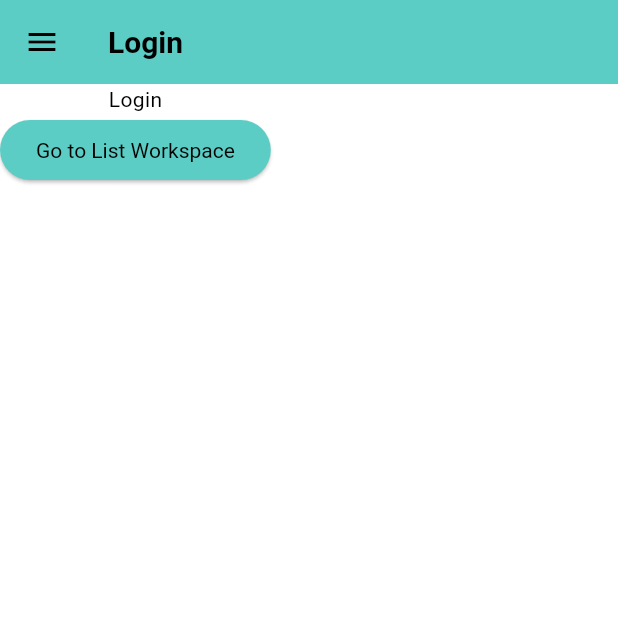
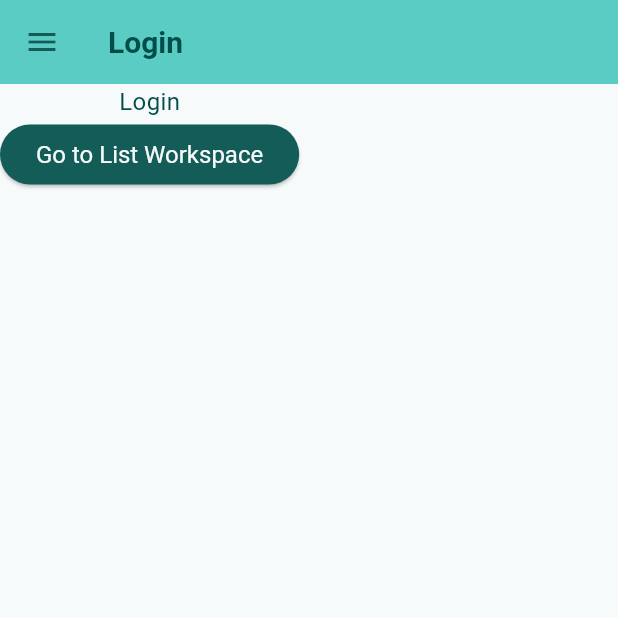
Before and after one commit to Emmanueloz/frontend_water_quality, a Flutter app: the screen it shows after launch, after a tap on "Go to List Workspace", on a phone screen of 412 x 824 dp, the top half of it. Run offline on Flutter 3.47's test engine with Material 3 defaults, Android fonts, the phone set to English and light mode, and no system bars; our stand-ins replace go_router; missing offline and left inert: girix_code_gauge.

Commit message:
fix(workspace) primera paleta de colores

```diff
--- a/lib/core/theme/theme.dart
+++ b/lib/core/theme/theme.dart
@@ -1,79 +1,105 @@
 import 'package:flutter/material.dart';
 
 class AppTheme {
+  static const Color textColor = Color(0xff004E49); //#424a4d
+
+  static ColorScheme get colorScheme => const ColorScheme.light(
+        primary: Color(0xff5accc4), //
+        secondary: Color(0xff145c57),
+        tertiary: Color(0xffbfe7e4),
+        surface: Color(0xfff7fafa),
+        primaryContainer: Color(0xff145c57),
+        secondaryContainer: Color(0xff5accc4),
+        tertiaryContainer: Color(0xffbfe7e4),
+        surfaceContainer: Color(0xfff7fafa),
+      );
+
+  static TextTheme get textTheme => const TextTheme(
+        displayLarge: TextStyle(
+          color: textColor,
+          fontSize: 40,
+        ),
+        displayMedium: TextStyle(
+          color: textColor,
+          fontSize: 34,
+        ),
+        displaySmall: TextStyle(
+          color: textColor,
+          fontSize: 28,
+        ),
+        titleLarge: TextStyle(
+          color: textColor,
+          fontSize: 16,
+        ),
+        titleMedium: TextStyle(
+          color: textColor,
+          fontSize: 14,
+        ),
+        titleSmall: TextStyle(
+          color: textColor,
+          fontSize: 12,
+        ),
+        bodyLarge: TextStyle(
+          color: textColor,
+          fontSize: 20,
+        ),
+        bodyMedium: TextStyle(
+          color: textColor,
+          fontSize: 16,
+        ),
+        bodySmall: TextStyle(
+          color: textColor,
+          fontSize: 10,
+        ),
+      );
+
   static ThemeData get lightTheme {
     return ThemeData(
       useMaterial3: true,
-      primarySwatch: Colors.blue,
-      primaryColor: const Color(0xFF5BCDC5), //#5bcdc5
-      colorScheme: const ColorScheme.light(
-        primary: Color.fromRGBO(91, 205, 197, 1), //#5bcdc5
-        secondary: Color(0xffdcf2f1), //#dcf2f1
-        surface: Color(0xFFBAE0DE), //#bae0de
-        primaryContainer: Color.fromRGBO(47, 201, 221, 1),
-        secondaryContainer: Color.fromRGBO(47, 201, 221, 1),
-      ),
-      appBarTheme: const AppBarTheme(
-        backgroundColor: Color(0xFF5BCDC5), //#5bcdc5
-        foregroundColor: Colors.black,
+      primarySwatch: Colors.cyan,
+      primaryColor: colorScheme.primary,
+      colorScheme: colorScheme,
+      appBarTheme: AppBarTheme(
+        backgroundColor: colorScheme.primary,
+        foregroundColor: colorScheme.surface,
         elevation: 0,
         actionsIconTheme: IconThemeData(
-          color: Colors.black,
+          color: colorScheme.secondary,
         ),
         iconTheme: IconThemeData(
-          color: Colors.black,
+          color: colorScheme.secondary,
         ),
         titleTextStyle: TextStyle(
-          color: Colors.black,
+          color: textColor,
           fontSize: 20,
           fontWeight: FontWeight.bold,
         ),
       ),
-      scaffoldBackgroundColor: Color.fromARGB(255, 180, 180, 180), //#f8f8f8
-      primaryTextTheme: const TextTheme(
-        bodyLarge: TextStyle(
-          color: Colors.black,
-          fontSize: 20,
-        ),
-        bodyMedium: TextStyle(
-          color: Colors.black,
-          fontSize: 16,
-        ),
-        bodySmall: TextStyle(
-          color: Colors.black,
-          fontSize: 10,
-        ),
-      ),
-      iconTheme: const IconThemeData(
-        color: Colors.black,
+      scaffoldBackgroundColor: colorScheme.surface,
+      primaryTextTheme: textTheme,
+      textTheme: textTheme,
+      iconTheme: IconThemeData(
+        color: colorScheme.secondary,
       ),
       listTileTheme: ListTileThemeData(
-        tileColor: Colors.white,
-        titleTextStyle: const TextStyle(
-          color: Colors.black,
-          fontSize: 16,
-        ),
-        subtitleTextStyle: const TextStyle(
-          color: Colors.black,
-          fontSize: 14,
-        ),
-        selectedColor: Colors.black,
+        textColor: textColor,
+      ),
+      cardColor: colorScheme.surface,
+      cardTheme: CardTheme(
+        elevation: 2,
+        color: colorScheme.surface,
       ),
       elevatedButtonTheme: ElevatedButtonThemeData(
         style: ElevatedButton.styleFrom(
-          backgroundColor: const Color(0xFF5BCDC5), //#5bcdc5
-          foregroundColor: Colors.black,
-          textStyle: const TextStyle(
-            fontSize: 14,
-          ),
+          backgroundColor: colorScheme.secondary, //#5bcdc5
+          foregroundColor: colorScheme.surface,
+          textStyle: textTheme.bodyMedium,
         ),
       ),
       textButtonTheme: TextButtonThemeData(
         style: TextButton.styleFrom(
-          foregroundColor: Colors.black,
-          textStyle: TextStyle(
-            fontSize: 14,
-          ),
+          foregroundColor: textColor, //#5bcdc5
+          textStyle: textTheme.bodyMedium,
         ),
       ),
     );
--- a/lib/presentation/widgets/common/sidebar.dart
+++ b/lib/presentation/widgets/common/sidebar.dart
@@ -37,8 +37,11 @@ class Sidebar extends StatelessWidget {
       width: width,
       height: double.infinity,
       decoration: BoxDecoration(
-        color: Theme.of(context).colorScheme.secondary,
         borderRadius: BorderRadius.circular(10.0),
+        border: Border.all(
+          color: Theme.of(context).colorScheme.primary,
+          width: 2,
+        ),
       ),
       child: ListView(
         children: _buildSidebar(context),
--- a/lib/presentation/widgets/common/sidebar_item.dart
+++ b/lib/presentation/widgets/common/sidebar_item.dart
@@ -22,7 +22,6 @@ class SidebarItem extends StatelessWidget {
       leading: isSelected ? leadingSelected : leading,
       title: Text(title),
       selected: isSelected,
-      tileColor: Colors.yellowAccent,
       onTap: onTap,
     );
   }
--- a/lib/presentation/widgets/layout/layout.dart
+++ b/lib/presentation/widgets/layout/layout.dart
@@ -28,21 +28,18 @@ class Layout extends StatelessWidget {
           ),
           drawer: DrawerNavigation(title: title),
           body: builder!(context, screenSize),
-          backgroundColor: Colors.white70,
         );
       }
 
       return Scaffold(
         appBar: AppBarNavigation(title: title),
         body: builder!(context, screenSize),
-        backgroundColor: Colors.white70,
       );
     }
 
     return Scaffold(
       appBar: AppBarNavigation(title: title),
       body: body,
-      backgroundColor: Colors.white70,
     );
   }
 }
--- a/lib/presentation/widgets/specific/workspace/main_grid_workspaces.dart
+++ b/lib/presentation/widgets/specific/workspace/main_grid_workspaces.dart
@@ -42,8 +42,11 @@ class MainGridWorkspaces extends StatelessWidget {
       child: Container(
         padding: const EdgeInsets.all(16.0),
         decoration: BoxDecoration(
-          color: Theme.of(context).colorScheme.secondary,
           borderRadius: BorderRadius.circular(10.0),
+          border: Border.all(
+            color: Theme.of(context).colorScheme.primary,
+            width: 2,
+          ),
         ),
         child: Column(
           spacing: 10,
--- a/lib/presentation/widgets/specific/workspace/workspace_card.dart
+++ b/lib/presentation/widgets/specific/workspace/workspace_card.dart
@@ -19,7 +19,6 @@ class WorkspaceCard extends StatelessWidget {
   @override
   Widget build(BuildContext context) {
     return Card(
-      elevation: 2.0,
       child: InkWell(
         onTap: onTap,
         child: Padding(
@@ -29,25 +28,13 @@ class WorkspaceCard extends StatelessWidget {
             children: [
               Text(
                 title,
-                style: const TextStyle(
-                  fontSize: 16,
-                  fontWeight: FontWeight.bold,
-                ),
               ),
               const SizedBox(height: 4),
               Text(
                 owner,
-                style: TextStyle(
-                  fontSize: 12,
-                  color: Colors.grey[600],
-                ),
               ),
               Text(
                 type,
-                style: TextStyle(
-                  fontSize: 12,
-                  color: Colors.grey[600],
-                ),
               ),
             ],
           ),
```
